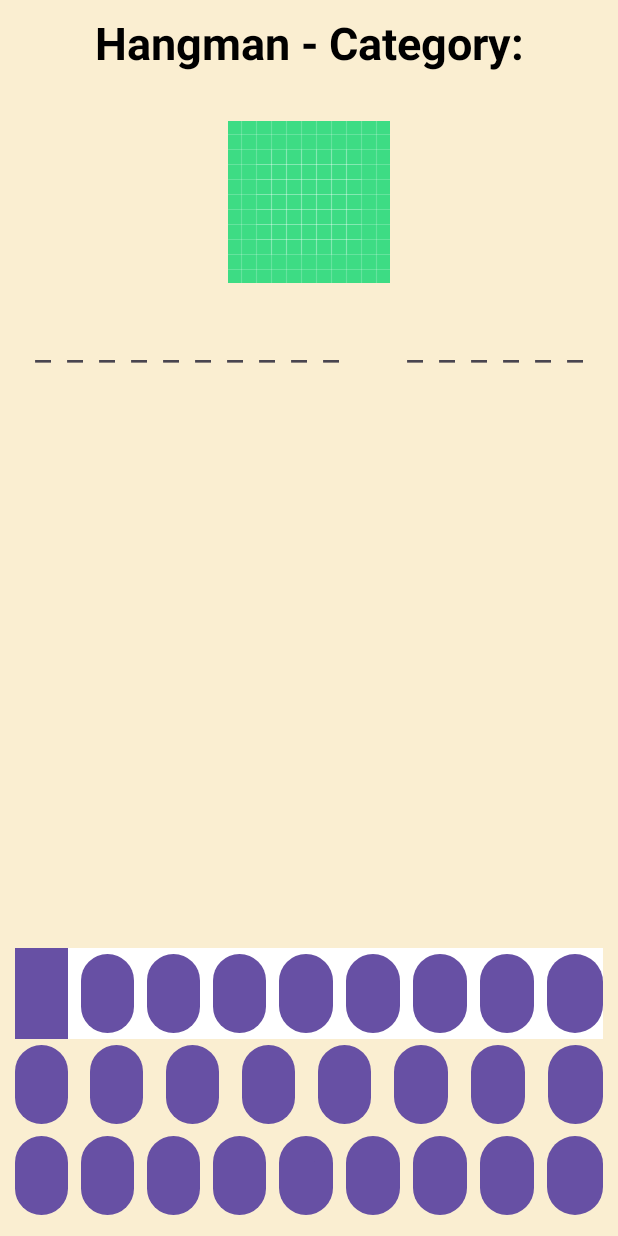
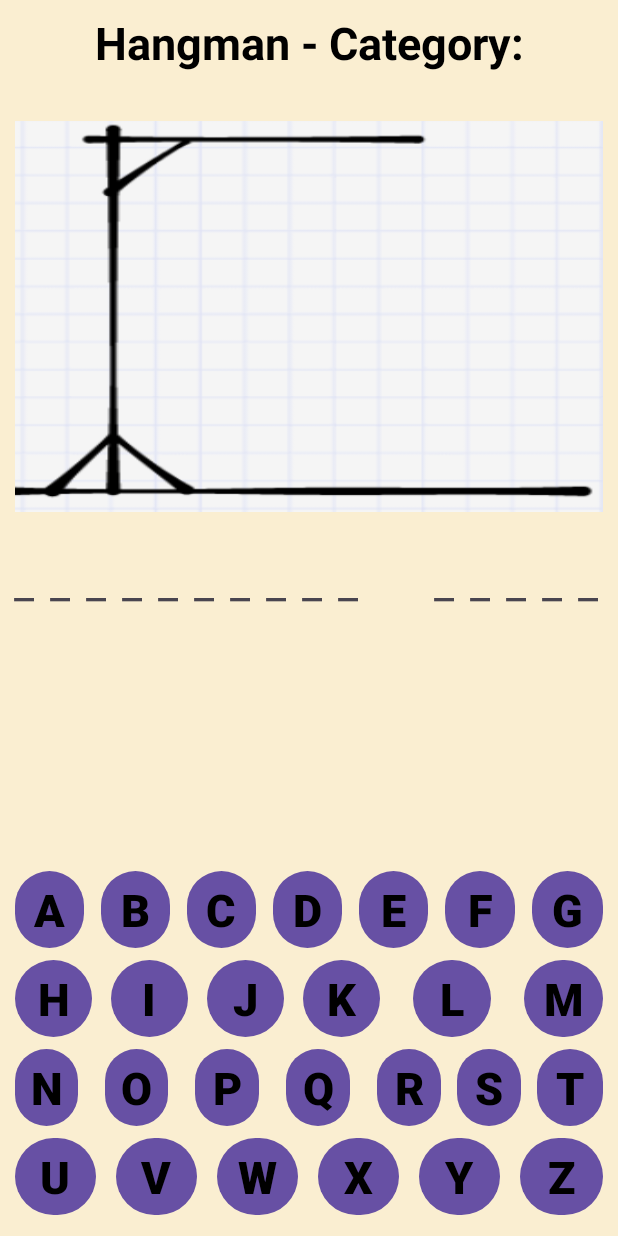
Before and after one commit to Lior159/wait4it, an Android app: the HangmanActivity screen opened directly, with no data from a screen before it, on a phone screen of 412 x 824 dp. Run offline under Robolectric (Android 15) with nearby library versions, the phone set to English and light mode, and no system bars; pictures from the network do not load.

Commit message:
Images + Keyboard is working + UI is working, just need Data + Logic

```diff
--- /dev/null
+++ b/app/src/main/java/com/example/wait4it/Games/Hangman/Model/Word.java
@@ -0,0 +1,13 @@
+package com.example.wait4it.Games.Hangman.Model;
+
+public class Word {
+    private String word;
+
+    public Word(String word){
+        this.word = word;
+    }
+
+    public String getWord() {
+        return this.word;
+    }
+}
--- a/app/src/main/java/com/example/wait4it/Games/Hangman/UI/HangmanActivity.java
+++ b/app/src/main/java/com/example/wait4it/Games/Hangman/UI/HangmanActivity.java
@@ -7,8 +7,10 @@ import android.view.ViewGroup;
 
 import androidx.appcompat.app.AppCompatActivity;
 import androidx.appcompat.widget.LinearLayoutCompat;
+import androidx.core.content.ContextCompat;
 
 import com.example.wait4it.R;
+import com.example.wait4it.Utilities.ImageLoader;
 import com.google.android.material.button.MaterialButton;
 import com.google.android.material.imageview.ShapeableImageView;
 import com.google.android.material.textview.MaterialTextView;
@@ -16,11 +18,14 @@ import com.google.android.material.textview.MaterialTextView;
 public class HangmanActivity extends AppCompatActivity {
     private MaterialTextView hangman_LBL_title;
     private ShapeableImageView hangman_IMG_level;
-    private MaterialButton[] hangman_BTN_firstRowAtoI = new MaterialButton[9];
-    private MaterialButton[] hangman_BTN_secondRowJtoQ = new MaterialButton[8];
-    private MaterialButton[] hangman_BTN_thirdRowRtoZ = new MaterialButton[9];
-    private LinearLayoutCompat hangman_LBL_underscores;
+    private MaterialButton[] hangman_BTN_firstRowAtoG = new MaterialButton[7];
+    private MaterialButton[] hangman_BTN_secondRowHtoM = new MaterialButton[6];
+    private MaterialButton[] hangman_BTN_thirdRowNtoT = new MaterialButton[7];
+    private MaterialButton[] hangman_BTN_fourthRowUtoZ = new MaterialButton[6];
+    private LinearLayoutCompat hangman_LLC_underscores;
     private MaterialTextView[] letterViews;
+    ImageLoader imageLoader = new ImageLoader(this);
+    int status =0;
 
     @Override
     protected void onCreate(Bundle savedInstanceState) {
@@ -30,11 +35,60 @@ public class HangmanActivity extends AppCompatActivity {
         String word = "Liverpool";
         String word2 = "Manchester United";
         setupWordViews(word2);
+        handleKeyboard();
+        loadImage();
 
     }
 
+    private void loadImage() {
+        String template = String.format("hangman_%d", status);
+        imageLoader.load(getResources().getIdentifier(template, "drawable", getPackageName()), R.drawable.ic_launcher_background, hangman_IMG_level);
+        status++;
+    }
+
+    private void handleKeyboard() {
+        for (int i = 'A'; i <= 'Z'; i++) {
+            int index = i-'A';
+            if(i>= 'A' && i<='G'){
+                hangman_BTN_firstRowAtoG[index].setOnClickListener(v->{
+                    hangman_BTN_firstRowAtoG[index].setOnClickListener(null);
+                    hangman_BTN_firstRowAtoG[index].setClickable(false);
+                    hangman_BTN_firstRowAtoG[index].setBackgroundTintList(ContextCompat.getColorStateList(this,R.color.blue_400));
+                    loadImage();
+                });
+            }
+            else if(i>='H' && i<='M')
+            {
+                hangman_BTN_secondRowHtoM[index-7].setOnClickListener(v->{
+                    hangman_BTN_secondRowHtoM[index-7].setOnClickListener(null);
+                    hangman_BTN_secondRowHtoM[index-7].setClickable(false);
+                    hangman_BTN_secondRowHtoM[index-7].setBackgroundTintList(ContextCompat.getColorStateList(this,R.color.blue_400));
+                });
+            }
+            else if(i>='N' && i<='T')
+            {
+                hangman_BTN_thirdRowNtoT[index-13].setOnClickListener(v->{
+                    hangman_BTN_thirdRowNtoT[index-13].setOnClickListener(null);
+                    hangman_BTN_thirdRowNtoT[index-13].setClickable(false);
+                    hangman_BTN_thirdRowNtoT[index-13].setBackgroundTintList(ContextCompat.getColorStateList(this,R.color.blue_400));
+                });
+            }
+            else
+            {
+                hangman_BTN_fourthRowUtoZ[index - 20].setOnClickListener(v->{
+                    hangman_BTN_fourthRowUtoZ[index - 20].setOnClickListener(null);
+                    hangman_BTN_fourthRowUtoZ[index - 20].setClickable(false);
+                    hangman_BTN_fourthRowUtoZ[index - 20].setBackgroundTintList(ContextCompat.getColorStateList(this,R.color.blue_400));
+                });
+            }
+            //20
+
+        }
+    }
+
     private void setupWordViews(String word) {
-        hangman_LBL_underscores.removeAllViews();
+        hangman_LLC_underscores.removeAllViews();
+        Log.d("Word", "Word = " + word);
         letterViews = new MaterialTextView[word.length()];
 
         for (int i = 0; i < word.length(); i++) {
@@ -47,36 +101,45 @@ public class HangmanActivity extends AppCompatActivity {
             }
             else
                 materialTextView.setText("    ");
-            materialTextView.setTextSize(24);
+            materialTextView.setTextSize(30);
             materialTextView.setGravity(Gravity.CENTER);
             materialTextView.setPadding(8,8,8,8);
             letterViews[i] = materialTextView;
-            hangman_LBL_underscores.addView(materialTextView);
+            hangman_LLC_underscores.addView(materialTextView);
         }
     }
 
     private void findViews() {
         hangman_LBL_title = findViewById(R.id.hangman_LBL_title);
         hangman_IMG_level = findViewById(R.id.hangman_IMG_level);
-        hangman_LBL_underscores = findViewById(R.id.hangman_LBL_underscores);
+        hangman_LLC_underscores = findViewById(R.id.hangman_LLC_underscores);
         for (int i = 'A'; i <= 'Z'; i++) {
             String template = String.format("hangman_BTN_%c", i);
             Log.d("Template", "Template = " + template);
             int index = i-'A';
-            if(i>= 'A' && i<='I'){
-                Log.d("FirstRow","i = " + i + ", index = " + index);
-                hangman_BTN_firstRowAtoI[index] = findViewById(getResources().getIdentifier(template, "id", getPackageName()));
+            if(i>= 'A' && i<='G'){
+                Log.d("First Row","i = " + i + ", (char)i = " + (char)i + ", index = " + index);
+                hangman_BTN_firstRowAtoG[index] = findViewById(getResources().getIdentifier(template, "id", getPackageName()));
+                //hangman_BTN_firstRowAtoI[index].setText(String.valueOf((char)i));
+                //Log.d("First id", "hangman_BTN_firstRowAtoI[" + index + "] = " + hangman_BTN_firstRowAtoI[index].getResources().getResourceEntryName(hangman_BTN_firstRowAtoI[index].getId()));
+                //Log.d("First text", "hangman_BTN_firstRowAtoI[" + index + "].getText = "+ hangman_BTN_firstRowAtoI[index].getText());
             }
-            else if(i>='J' && i<='Q')
+            else if(i>='H' && i<='M')
             {
-                Log.d("SecondRow","i = " + i + ", index = " + index);
-                hangman_BTN_secondRowJtoQ[index-9] = findViewById(getResources().getIdentifier(template, "id", getPackageName()));
+                //Log.d("Second Row","i = " + i +", (char)i = " + (char)i + ", index = " + (index-9));
+                hangman_BTN_secondRowHtoM[index-7] = findViewById(getResources().getIdentifier(template, "id", getPackageName()));
+            }
+            else if(i>='N' && i<='T')
+            {
+                //Log.d("Third Row","i = " + i +", (char)i = " + (char)i + ", index = " + (index-17));
+                hangman_BTN_thirdRowNtoT[index-13] = findViewById(getResources().getIdentifier(template, "id", getPackageName()));
             }
             else
             {
-                Log.d("SecondRow","i = " + i + ", index = " + index);
-                hangman_BTN_thirdRowRtoZ[index-17] = findViewById(getResources().getIdentifier(template, "id", getPackageName()));
+                hangman_BTN_fourthRowUtoZ[index - 20] = findViewById((getResources().getIdentifier(template,"id", getPackageName())));
             }
+            //20
+
         }
     }
 }
--- a/app/src/main/res/layout/activity_hangman.xml
+++ b/app/src/main/res/layout/activity_hangman.xml
@@ -20,28 +20,32 @@
 
     <com.google.android.material.imageview.ShapeableImageView
         android:id="@+id/hangman_IMG_level"
-        android:layout_width="wrap_content"
-        android:layout_height="wrap_content"
+        android:layout_width="match_parent"
+        android:layout_height="match_parent"
         android:layout_below="@id/hangman_LBL_title"
+        android:layout_above="@id/hangman_LLC_underscores"
         android:layout_centerHorizontal="true"
         android:layout_marginBottom="16dp"
         android:layout_marginTop="24dp"
         android:layout_marginStart="10dp"
         android:layout_marginEnd="10dp"
+        android:scaleType="fitXY"
         android:src="@drawable/ic_launcher_background" />
 
     <androidx.appcompat.widget.LinearLayoutCompat
-        android:id="@+id/hangman_LBL_underscores"
-        android:layout_width="wrap_content"
+        android:id="@+id/hangman_LLC_underscores"
+        android:layout_width="match_parent"
         android:layout_height="wrap_content"
-        android:layout_below="@id/hangman_IMG_level"
+        android:layout_above="@id/hangman_LLC_keyboard"
+        android:layout_marginBottom="150dp"
         android:layout_centerHorizontal="true"
+        android:gravity="center"
         android:orientation="horizontal"
-        android:gravity="center"
-        android:padding="4dp"/>
+        android:padding="4dp" />
 
 
     <androidx.appcompat.widget.LinearLayoutCompat
+        android:id="@+id/hangman_LLC_keyboard"
         android:layout_width="match_parent"
         android:layout_height="wrap_content"
         android:layout_alignParentBottom="true"
@@ -54,20 +58,19 @@
         <androidx.appcompat.widget.LinearLayoutCompat
             android:layout_width="match_parent"
             android:layout_height="wrap_content"
-            android:orientation="horizontal"
-            android:background="@color/white">
+            android:orientation="horizontal">
 
             <com.google.android.material.button.MaterialButton
                 android:id="@+id/hangman_BTN_A"
                 android:layout_width="0dp"
-                android:layout_height="wrap_content"
+                android:layout_height="match_parent"
                 android:layout_weight="1"
-                android:text="A"
+                android:text='A'
                 android:textColor="@color/black"
                 android:textStyle="bold"
                 android:textSize="30sp"
-                android:backgroundTintMode="@color/white"
-                android:background="@color/white"/>
+                android:layout_gravity="center"
+                android:padding="5dp"/>
 
             <View
                 android:layout_width="0dp"
@@ -77,12 +80,14 @@
             <com.google.android.material.button.MaterialButton
                 android:id="@+id/hangman_BTN_B"
                 android:layout_width="0dp"
-                android:layout_height="wrap_content"
+                android:layout_height="match_parent"
                 android:layout_weight="1"
                 android:text="B"
                 android:textColor="@color/black"
                 android:textStyle="bold"
-                android:textSize="30sp"/>
+                android:textSize="30sp"
+                android:layout_gravity="center"
+                android:padding="5dp"/>
 
             <View
                 android:layout_width="0dp"
@@ -97,7 +102,9 @@
                 android:text="C"
                 android:textColor="@color/black"
                 android:textStyle="bold"
-                android:textSize="30sp" />
+                android:textSize="30sp"
+                android:layout_gravity="center"
+                android:padding="5dp"/>
 
             <View
                 android:layout_width="0dp"
@@ -112,7 +119,9 @@
                 android:text="D"
                 android:textColor="@color/black"
                 android:textStyle="bold"
-                android:textSize="30sp" />
+                android:textSize="30sp"
+                android:layout_gravity="center"
+                android:padding="5dp"/>
 
             <View
                 android:layout_width="0dp"
@@ -127,7 +136,9 @@
                 android:text="E"
                 android:textColor="@color/black"
                 android:textStyle="bold"
-                android:textSize="30sp" />
+                android:textSize="30sp"
+                android:layout_gravity="center"
+                android:padding="5dp"/>
 
             <View
                 android:layout_width="0dp"
@@ -142,7 +153,9 @@
                 android:text="F"
                 android:textColor="@color/black"
                 android:textStyle="bold"
-                android:textSize="30sp" />
+                android:textSize="30sp"
+                android:layout_gravity="center"
+                android:padding="5dp"/>
 
             <View
                 android:layout_width="0dp"
@@ -157,12 +170,16 @@
                 android:text="G"
                 android:textColor="@color/black"
                 android:textStyle="bold"
-                android:textSize="30sp" />
+                android:textSize="30sp"
+                android:layout_gravity="center"
+                android:padding="5dp"/>
 
-            <View
-                android:layout_width="0dp"
-                android:layout_height="0dp"
-                android:layout_weight="0.25" />
+        </androidx.appcompat.widget.LinearLayoutCompat>
+
+        <androidx.appcompat.widget.LinearLayoutCompat
+            android:layout_width="match_parent"
+            android:layout_height="wrap_content"
+            android:orientation="horizontal">
 
             <com.google.android.material.button.MaterialButton
                 android:id="@+id/hangman_BTN_H"
@@ -172,7 +189,9 @@
                 android:text="H"
                 android:textColor="@color/black"
                 android:textStyle="bold"
-                android:textSize="30sp" />
+                android:textSize="30sp"
+                android:layout_gravity="center"
+                android:padding="5dp"/>
 
             <View
                 android:layout_width="0dp"
@@ -187,16 +206,14 @@
                 android:text="I"
                 android:textColor="@color/black"
                 android:textStyle="bold"
-                android:textSize="30sp" />
+                android:textSize="30sp"
+                android:layout_gravity="center"
+                android:padding="5dp"/>
 
-        </androidx.appcompat.widget.LinearLayoutCompat>
-
-        <!-- Second Row with 8 buttons (J-Q) -->
-        <androidx.appcompat.widget.LinearLayoutCompat
-            android:layout_width="match_parent"
-            android:layout_height="wrap_content"
-            android:orientation="horizontal">
-
+            <View
+                android:layout_width="0dp"
+                android:layout_height="0dp"
+                android:layout_weight="0.25" />
 
             <com.google.android.material.button.MaterialButton
                 android:id="@+id/hangman_BTN_J"
@@ -206,12 +223,14 @@
                 android:text="J"
                 android:textColor="@color/black"
                 android:textStyle="bold"
-                android:textSize="30sp" />
+                android:textSize="30sp"
+                android:layout_gravity="center"
+                android:padding="5dp"/>
 
             <View
                 android:layout_width="0dp"
                 android:layout_height="0dp"
-                android:layout_weight="0.4286" />
+                android:layout_weight="0.25" />
 
             <com.google.android.material.button.MaterialButton
                 android:id="@+id/hangman_BTN_K"
@@ -221,7 +240,9 @@
                 android:text="K"
                 android:textColor="@color/black"
                 android:textStyle="bold"
-                android:textSize="30sp" />
+                android:textSize="30sp"
+                android:layout_gravity="center"
+                android:padding="5dp"/>
 
             <View
                 android:layout_width="0dp"
@@ -236,7 +257,9 @@
                 android:text="L"
                 android:textColor="@color/black"
                 android:textStyle="bold"
-                android:textSize="30sp" />
+                android:textSize="30sp"
+                android:layout_gravity="center"
+                android:padding="5dp"/>
 
             <View
                 android:layout_width="0dp"
@@ -251,12 +274,17 @@
                 android:text="M"
                 android:textColor="@color/black"
                 android:textStyle="bold"
-                android:textSize="30sp" />
+                android:textSize="30sp"
+                android:layout_gravity="center"
+                android:padding="5dp"/>
 
-            <View
-                android:layout_width="0dp"
-                android:layout_height="0dp"
-                android:layout_weight="0.4286" />
+        </androidx.appcompat.widget.LinearLayoutCompat>
+
+
+        <androidx.appcompat.widget.LinearLayoutCompat
+            android:layout_width="match_parent"
+            android:layout_height="wrap_content"
+            android:orientation="horizontal">
 
         <com.google.android.material.button.MaterialButton
             android:id="@+id/hangman_BTN_N"
@@ -267,7 +295,8 @@
             android:textColor="@color/black"
             android:textStyle="bold"
             android:textSize="30sp"
-                />
+            android:layout_gravity="center"
+            android:padding="5dp"/>
 
         <View
             android:layout_width="0dp"
@@ -282,7 +311,9 @@
             android:text="O"
             android:textColor="@color/black"
             android:textStyle="bold"
-                android:textSize="30sp" />
+            android:textSize="30sp"
+            android:layout_gravity="center"
+            android:padding="5dp"/>
 
         <View
             android:layout_width="0dp"
@@ -297,12 +328,16 @@
             android:text="P"
             android:textColor="@color/black"
             android:textStyle="bold"
-                android:textSize="30sp" />
+            android:textSize="30sp"
+            android:layout_gravity="center"
+            android:padding="5dp"/>
 
         <View
             android:layout_width="0dp"
             android:layout_height="0dp"
-                android:layout_weight="0.4286" />
+            android:layout_weight="0.4286"
+            android:layout_gravity="center"
+            android:padding="5dp"/>
 
         <com.google.android.material.button.MaterialButton
             android:id="@+id/hangman_BTN_Q"
@@ -312,14 +347,14 @@
             android:text="Q"
             android:textColor="@color/black"
             android:textStyle="bold"
-                android:textSize="30sp" />
+            android:textSize="30sp"
+            android:layout_gravity="center"
+            android:padding="5dp"/>
 
-        </androidx.appcompat.widget.LinearLayoutCompat>
-
-        <androidx.appcompat.widget.LinearLayoutCompat
-            android:layout_width="match_parent"
-            android:layout_height="wrap_content"
-            android:orientation="horizontal">
+            <View
+                android:layout_width="0dp"
+                android:layout_height="0dp"
+                android:layout_weight="0.4286" />
 
         <com.google.android.material.button.MaterialButton
             android:id="@+id/hangman_BTN_R"
@@ -329,7 +364,9 @@
             android:text="R"
             android:textColor="@color/black"
             android:textStyle="bold"
-                android:textSize="30sp" />
+            android:textSize="30sp"
+            android:layout_gravity="center"
+            android:padding="5dp"/>
 
         <View
             android:layout_width="0dp"
@@ -344,7 +381,9 @@
             android:text="S"
             android:textColor="@color/black"
             android:textStyle="bold"
-                android:textSize="30sp" />
+            android:textSize="30sp"
+            android:layout_gravity="center"
+            android:padding="5dp"/>
 
         <View
             android:layout_width="0dp"
@@ -359,12 +398,17 @@
             android:text="T"
             android:textColor="@color/black"
             android:textStyle="bold"
-                android:textSize="30sp" />
+            android:textSize="30sp"
+            android:layout_gravity="center"
+            android:padding="5dp"/>
 
-            <View
-                android:layout_width="0dp"
-                android:layout_height="0dp"
-                android:layout_weight="0.25" />
+        </androidx.appcompat.widget.LinearLayoutCompat>
+
+
+        <androidx.appcompat.widget.LinearLayoutCompat
+            android:layout_width="match_parent"
+            android:layout_height="wrap_content"
+            android:orientation="horizontal">
 
             <com.google.android.material.button.MaterialButton
                 android:id="@+id/hangman_BTN_U"
@@ -374,7 +418,9 @@
                 android:text="U"
                 android:textColor="@color/black"
                 android:textStyle="bold"
-                android:textSize="30sp" />
+                android:textSize="30sp"
+                android:layout_gravity="center"
+                android:padding="5dp"/>
 
             <View
                 android:layout_width="0dp"
@@ -389,7 +435,9 @@
                 android:text="V"
                 android:textColor="@color/black"
                 android:textStyle="bold"
-                android:textSize="30sp" />
+                android:textSize="30sp"
+                android:layout_gravity="center"
+                android:padding="5dp"/>
 
             <View
                 android:layout_width="0dp"
@@ -404,7 +452,9 @@
                 android:text="W"
                 android:textColor="@color/black"
                 android:textStyle="bold"
-                android:textSize="30sp" />
+                android:textSize="30sp"
+                android:layout_gravity="center"
+                android:padding="5dp"/>
 
             <View
                 android:layout_width="0dp"
@@ -419,7 +469,9 @@
                 android:text="X"
                 android:textColor="@color/black"
                 android:textStyle="bold"
-                android:textSize="30sp" />
+                android:textSize="30sp"
+                android:layout_gravity="center"
+                android:padding="5dp"/>
 
             <View
                 android:layout_width="0dp"
@@ -434,7 +486,9 @@
                 android:text="Y"
                 android:textColor="@color/black"
                 android:textStyle="bold"
-                android:textSize="30sp" />
+                android:textSize="30sp"
+                android:layout_gravity="center"
+                android:padding="5dp"/>
 
             <View
                 android:layout_width="0dp"
@@ -449,10 +503,12 @@
                 android:text="Z"
                 android:textColor="@color/black"
                 android:textStyle="bold"
-                android:textSize="30sp" />
-        </androidx.appcompat.widget.LinearLayoutCompat>
+                android:textSize="30sp"
+                android:layout_gravity="center"
+                android:padding="5dp"/>
         </androidx.appcompat.widget.LinearLayoutCompat>
 
 
+    </androidx.appcompat.widget.LinearLayoutCompat>
 
 </RelativeLayout>
```
Also changed, not shown: app/src/main/res/drawable/hangman_0.PNG (added), app/src/main/res/drawable/hangman_1.PNG (added), app/src/main/res/drawable/hangman_2.PNG (added), app/src/main/res/drawable/hangman_3.PNG (added), app/src/main/res/drawable/hangman_4.PNG (added), app/src/main/res/drawable/hangman_5.PNG (added), app/src/main/res/drawable/hangman_6.PNG (added), app/src/main/res/drawable/hangman_7.PNG (added). Lines whose indentation alone changed are shown as unchanged.
